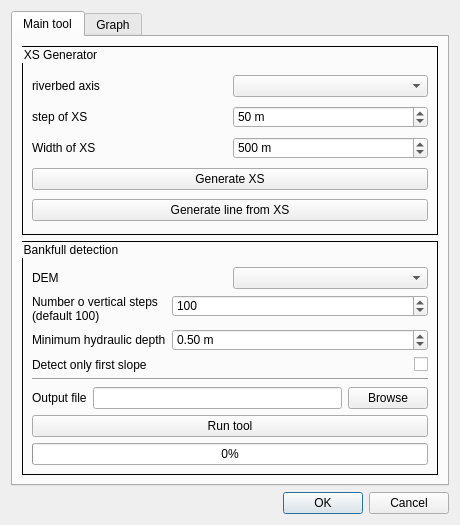
Above: ui_bankfulldetection.ui from jeremyk6/BankFullDetection before the change. Below: the same form after it.
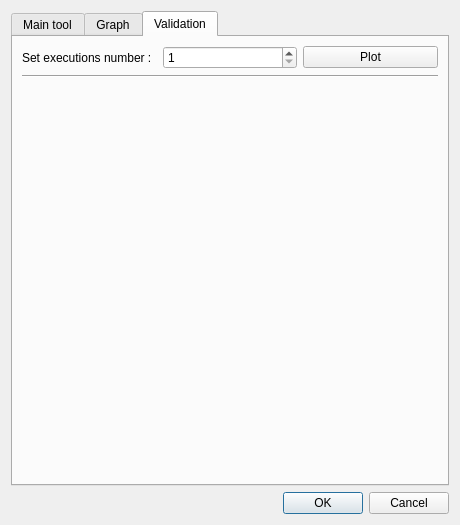
That is the form after the change.

Commit message: New tab to plot the hydraulic depth against the number of executions for test purposes.

The edit to the form file:
```diff
--- a/ui_bankfulldetection.ui
+++ b/ui_bankfulldetection.ui
@@ -17,7 +17,7 @@
    <item>
     <widget class="QTabWidget" name="tabWidget">
      <property name="currentIndex">
-      <number>0</number>
+      <number>2</number>
      </property>
      <widget class="QWidget" name="tab">
       <attribute name="title">
@@ -333,6 +333,68 @@
        </item>
       </layout>
      </widget>
+     <widget class="QWidget" name="tab_5">
+      <attribute name="title">
+       <string>Validation</string>
+      </attribute>
+      <layout class="QVBoxLayout" name="verticalLayout_6">
+       <item>
+        <layout class="QHBoxLayout" name="horizontalLayout_7">
+         <item>
+          <widget class="QLabel" name="label_10">
+           <property name="text">
+            <string>Set executions number :</string>
+           </property>
+          </widget>
+         </item>
+         <item>
+          <widget class="QSpinBox" name="nbExSbox">
+           <property name="minimum">
+            <number>1</number>
+           </property>
+           <property name="maximum">
+            <number>100</number>
+           </property>
+          </widget>
+         </item>
+         <item>
+          <widget class="QPushButton" name="plotBtn">
+           <property name="text">
+            <string>Plot</string>
+           </property>
+          </widget>
+         </item>
+        </layout>
+       </item>
+       <item>
+        <widget class="Line" name="line_3">
+         <property name="orientation">
+          <enum>Qt::Horizontal</enum>
+         </property>
+        </widget>
+       </item>
+       <item>
+        <layout class="QVBoxLayout" name="layout_val">
+         <item>
+          <widget class="QWidget" name="widget_val" native="true"/>
+         </item>
+        </layout>
+       </item>
+       <item>
+        <spacer name="verticalSpacer_2">
+         <property name="orientation">
+          <enum>Qt::Vertical</enum>
+         </property>
+         <property name="sizeHint" stdset="0">
+          <size>
+           <width>20</width>
+           <height>40</height>
+          </size>
+         </property>
+        </spacer>
+       </item>
+      </layout>
+     </widget>
     </widget>
    </item>
    <item>
```
The commit also changes 2 other files.
